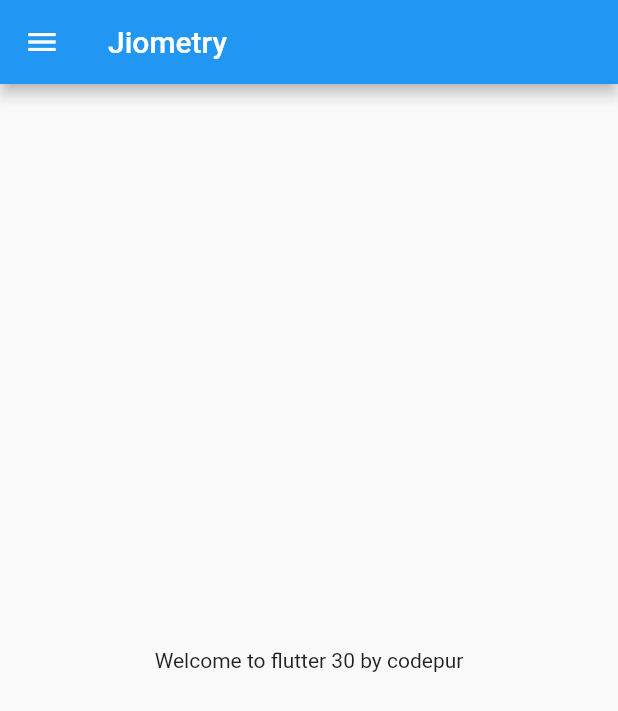
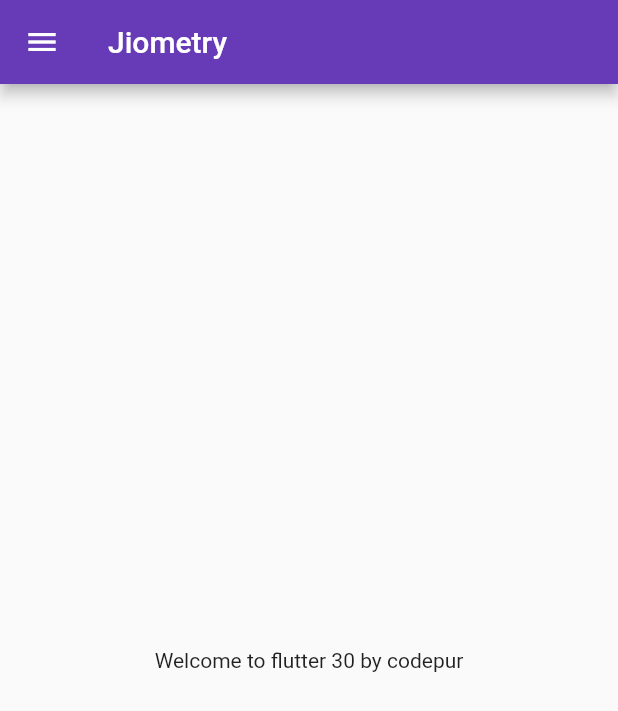
Before and after one commit to ganeshGitAccount/30daysOfFlutter, a Flutter app: the screen it shows after launch, on a phone screen of 412 x 824 dp. Shown: the top 711 px of the screen. Run offline on Flutter 3.47's test engine with Material 2 defaults, Android fonts, the phone set to English and light mode, and no system bars; our stand-ins replace matcher.

Commit message:
day3 completed

```diff
--- a/lib/main.dart
+++ b/lib/main.dart
@@ -1,6 +1,7 @@
-import 'package:firstapp/home_page.dart';
+import 'package:firstapp/Pages/home_page.dart';
+import 'package:firstapp/Pages/login_page.dart';
 import 'package:flutter/material.dart';
-import 'home_page.dart';
+import 'Pages/home_page.dart';
 
 void main() {
   runApp(myApp());
@@ -15,7 +16,24 @@ class myApp extends StatelessWidget {
     // num temp = 30.0;
     // var day = "Tuesday";
     // const pi = 3.14;
+    bringVegatables(thaila: true);
+    return MaterialApp(
+      //  home: HomePage(),
+      themeMode: ThemeMode.light,
+      theme: ThemeData(primarySwatch: Colors.deepPurple),
+      darkTheme: ThemeData(
+        brightness: Brightness.dark,
+      ),
+      initialRoute: "/home",
+      routes: {
+        "/": (context) => LoginPage(),
+        "/home": (context) => HomePage(),
+        "/login": (context) => LoginPage()
+      },
+    );
+  }
 
-    return MaterialApp(home: HomePage());
+  bringVegatables({required bool thaila, int ruppes = 100}) {
+    print("Good happens");
   }
 }
```
Also changed, not shown: lib/Pages/login_page.dart (added, +19 -0 lines), lib/Pages/home_page.dart (renamed from lib/home_page.dart).
